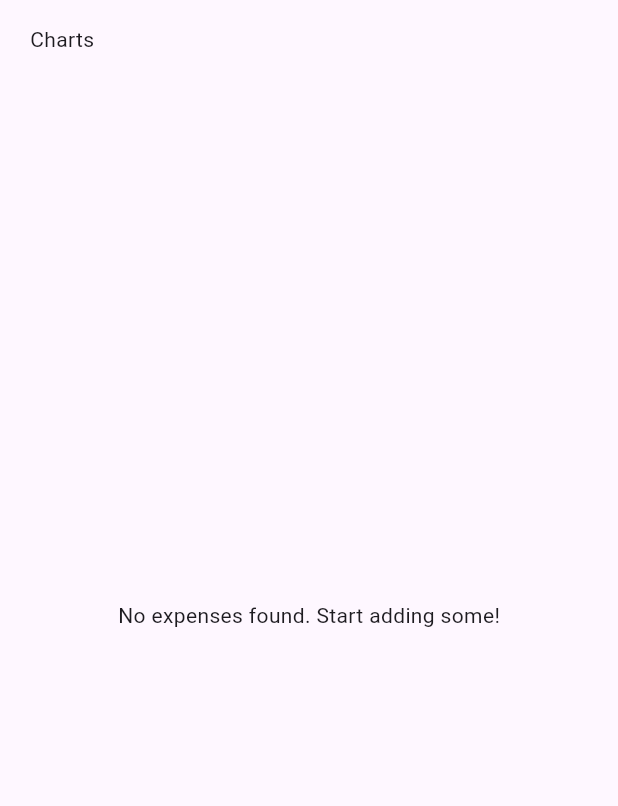
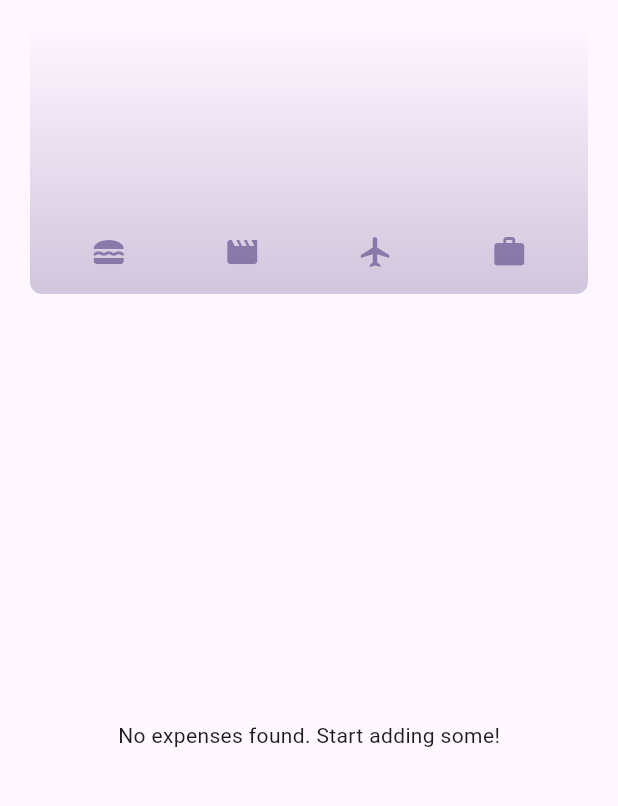
Before and after one commit to zobaer53/Flutter_Practice, a Flutter app: the screen it shows after launch, on a phone screen of 412 x 824 dp, the part 84-890 px from its top. Run offline on Flutter 3.47's test engine with Material 3 defaults, Android fonts, the light colour scheme and no system bars; our stand-ins replace google_fonts; missing offline and left inert: dart:ffi.

Commit message:
chart added expense tracker

```diff
--- a/other_flutter_project/advance_basics/lib/questions_screen.dart
+++ b/other_flutter_project/advance_basics/lib/questions_screen.dart
@@ -2,7 +2,6 @@ import 'package:advance_basics/anser_button.dart';
 import 'package:flutter/material.dart';
 import 'package:advance_basics/data/questions.dart';
 import 'package:google_fonts/google_fonts.dart';
-
 import 'data/chatgpt_api.dart';
 
 // Add a loading state to handle asynchronous calls
--- a/other_flutter_project/advance_basics/pubspec.yaml
+++ b/other_flutter_project/advance_basics/pubspec.yaml
@@ -37,6 +37,7 @@ dependencies:
   cupertino_icons: ^1.0.2
   google_fonts: ^6.1.0
   http: ^1.1.0
+  chat_gpt_sdk: ^2.2.5
 
 dev_dependencies:
   flutter_test:
--- a/other_flutter_project/expense_tracker/lib/models/expense.dart
+++ b/other_flutter_project/expense_tracker/lib/models/expense.dart
@@ -25,3 +25,26 @@ class Expense {
    return formatter.format(date);
  }
 }
+
+
+
+class ExpenseBucket{
+  const ExpenseBucket({required this.category,
+  required this.expense});
+
+  ExpenseBucket.forCategory(List<Expense> allExpenses, this.category)
+      : expense = allExpenses
+      .where((element) => element.category == category)
+      .toList();
+
+  final Category category;
+  final List<Expense> expense;
+
+  double get totalExpenses{
+    double sum = 0;
+    expense.forEach((element) {
+      sum += element.amount;
+    });
+    return sum;
+  }
+}
--- /dev/null
+++ b/other_flutter_project/expense_tracker/lib/widgets/chart/chart.dart
@@ -0,0 +1,94 @@
+import 'package:flutter/material.dart';
+
+import 'package:expense_tracker/widgets/chart/chart_bar.dart';
+import 'package:expense_tracker/models/expense.dart';
+
+class Chart extends StatelessWidget {
+  const Chart({super.key, required this.expenses});
+
+  final List<Expense> expenses;
+
+  List<ExpenseBucket> get buckets {
+    return [
+      ExpenseBucket.forCategory(expenses, Category.food),
+      ExpenseBucket.forCategory(expenses, Category.leisure),
+      ExpenseBucket.forCategory(expenses, Category.travel),
+      ExpenseBucket.forCategory(expenses, Category.work),
+    ];
+  }
+
+  double get maxTotalExpense {
+    double maxTotalExpense = 0;
+
+    for (final bucket in buckets) {
+      if (bucket.totalExpenses > maxTotalExpense) {
+        maxTotalExpense = bucket.totalExpenses;
+      }
+    }
+
+    return maxTotalExpense;
+  }
+
+  @override
+  Widget build(BuildContext context) {
+    final isDarkMode =
+        MediaQuery.of(context).platformBrightness == Brightness.dark;
+    return Container(
+      padding: const EdgeInsets.symmetric(
+        vertical: 16,
+        horizontal: 8,
+      ),
+      width: double.infinity,
+      height: 180,
+      decoration: BoxDecoration(
+        borderRadius: BorderRadius.circular(8),
+        gradient: LinearGradient(
+          colors: [
+            Theme.of(context).colorScheme.primary.withOpacity(0.3),
+            Theme.of(context).colorScheme.primary.withOpacity(0.0)
+          ],
+          begin: Alignment.bottomCenter,
+          end: Alignment.topCenter,
+        ),
+      ),
+      child: Column(
+        children: [
+          Expanded(
+            child: Row(
+              crossAxisAlignment: CrossAxisAlignment.end,
+              children: [
+                for (final bucket in buckets) // alternative to map()
+                  ChartBar(
+                    fill: bucket.totalExpenses == 0
+                        ? 0
+                        : bucket.totalExpenses / maxTotalExpense,
+                  )
+              ],
+            ),
+          ),
+          const SizedBox(height: 12),
+          Row(
+            children: buckets
+                .map(
+                  (bucket) => Expanded(
+                child: Padding(
+                  padding: const EdgeInsets.symmetric(horizontal: 4),
+                  child: Icon(
+                    categoryIcons[bucket.category],
+                    color: isDarkMode
+                        ? Theme.of(context).colorScheme.secondary
+                        : Theme.of(context)
+                        .colorScheme
+                        .primary
+                        .withOpacity(0.7),
+                  ),
+                ),
+              ),
+            )
+                .toList(),
+          )
+        ],
+      ),
+    );
+  }
+}
--- a/other_flutter_project/expense_tracker/lib/widgets/expenses.dart
+++ b/other_flutter_project/expense_tracker/lib/widgets/expenses.dart
@@ -1,3 +1,4 @@
+import 'package:expense_tracker/widgets/chart/chart.dart';
 import 'package:expense_tracker/widgets/expenses_list/expenses_list.dart';
 import 'package:expense_tracker/widgets/new_expense.dart';
 import 'package:flutter/cupertino.dart';
@@ -73,7 +74,7 @@ class _ExpensesState extends State<Expenses> {
         crossAxisAlignment: CrossAxisAlignment.start,
         children: [Padding(
           padding: const EdgeInsets.symmetric(horizontal: 20,vertical: 16),
-          child: Text("Charts"),
+          child: Chart(expenses: _registerdExpenses,),
         ), Expanded(
             child: mainContent
     )
```
Also changed, not shown: other_flutter_project/expense_tracker/lib/widgets/chart/chart_bar.dart (added, +34 -0 lines), other_flutter_project/advance_basics/pubspec.lock.
